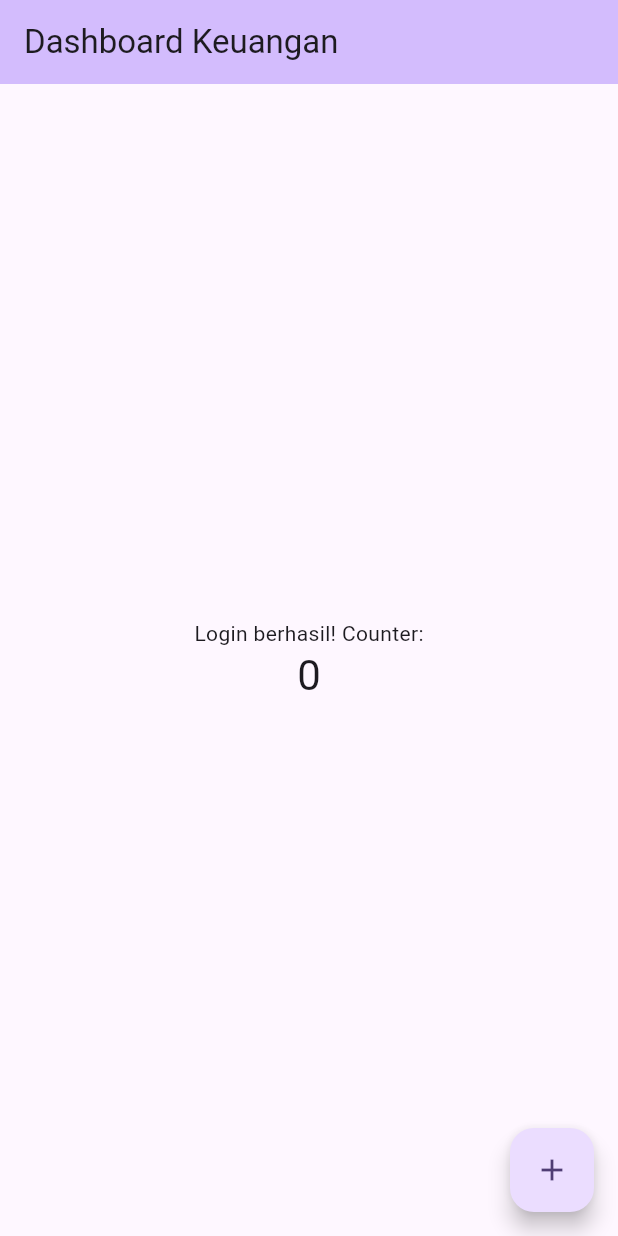
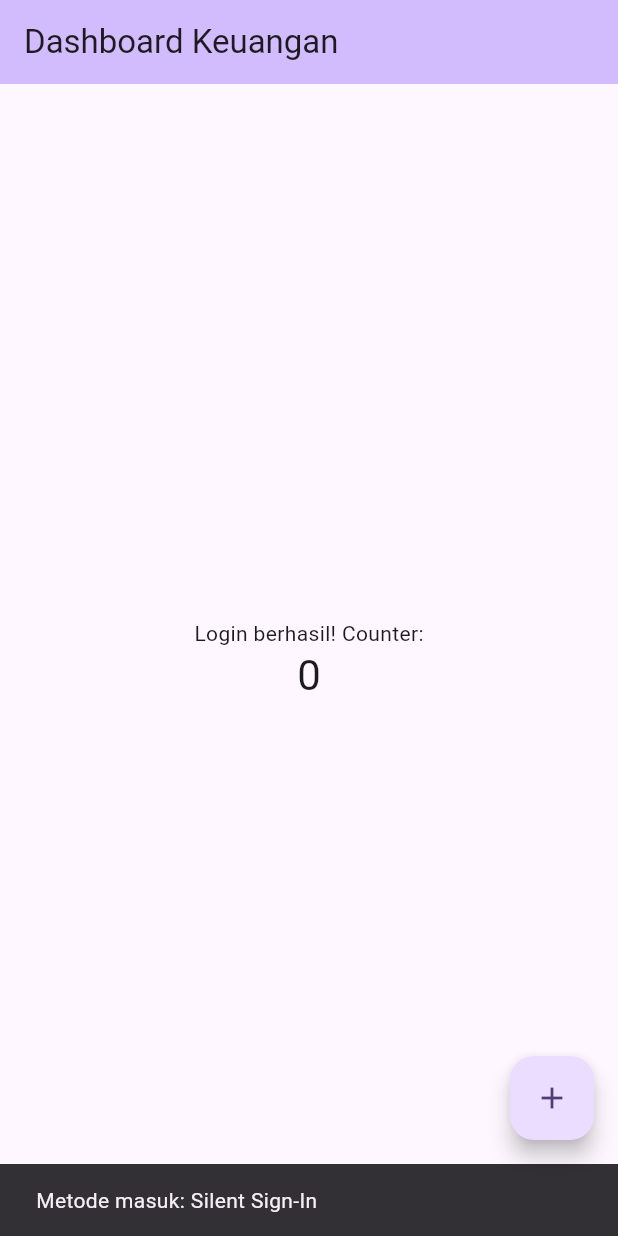
Before and after one commit to algokelvin-373/MoneyApp, a Flutter app: the screen it shows after launch, after a tap on "Masuk dengan Huawei ID", on a phone screen of 412 x 824 dp. Run offline on Flutter 3.47's test engine with Material 3 defaults, Android fonts, the phone set to English and light mode, and no system bars; missing offline and left inert: huawei_account.

Commit message:
Update UI/UX for Login

```diff
--- a/money_app/lib/auth_service.dart
+++ b/money_app/lib/auth_service.dart
@@ -1,35 +1,43 @@
+// auth_service.dart
 import 'package:flutter/services.dart';
 import 'package:huawei_account/huawei_account.dart';
+
+class LoginResult {
+  final AuthAccount? account;
+  final String method; // 'silent', 'explicit', 'cancelled', 'error'
+
+  LoginResult({this.account, required this.method});
+}
 
 class AuthService {
   final AccountAuthParamsHelper _paramsHelper = AccountAuthParamsHelper();
 
-  /// Mencoba login.
-  /// - Return [AuthAccount] jika berhasil.
-  /// - Return `null` jika pengguna **membatalkan** dialog login.
-  /// - Throw exception jika terjadi error lain (konfigurasi, jaringan, dll).
-  Future<AuthAccount?> login() async {
+  Future<LoginResult> login() async {
     final AccountAuthService authService = AccountAuthManager.getService(
       _paramsHelper.createParams(),
     );
 
     try {
-      // 1. Coba silent sign in (jika sudah pernah izin)
-      return await authService.silentSignIn();
+      // 1. Coba silent sign-in
+      final account = await authService.silentSignIn();
+      return LoginResult(account: account, method: 'silent');
     } on PlatformException catch (e) {
-      // 2. Tangkap error jika pengguna BELUM memberikan izin
       if (e.code == '2002') {
-        // ⚠️ Ini kuncinya! Tampilkan halaman login.
-        return await authService.signIn();
+        // 2. Belum pernah izin → tampilkan UI login
+        final account = await authService.signIn();
+        if (account != null) {
+          return LoginResult(account: account, method: 'explicit');
+        } else {
+          // Pengguna membatalkan dialog signIn
+          return LoginResult(account: null, method: 'cancelled');
+        }
       }
-
-      // Error lain (misal 907135000 jika fingerprint salah)
+      // Error lain (konfigurasi, jaringan, dll.)
       print('Login error (${e.code}): ${e.message}');
-      return null;
+      return LoginResult(account: null, method: 'error');
     } catch (e) {
-      // Exception di luar PlatformException
       print('Login error: $e');
-      return null;
+      return LoginResult(account: null, method: 'error');
     }
   }
 
--- a/money_app/lib/main.dart
+++ b/money_app/lib/main.dart
@@ -1,5 +1,5 @@
 import 'package:flutter/material.dart';
-import 'package:money_app/auth_service.dart';
+import 'auth_service.dart'; // pastikan import sesuai
 
 void main() {
   runApp(const MyApp());
@@ -15,7 +15,6 @@ class MyApp extends StatelessWidget {
       theme: ThemeData(
         colorScheme: ColorScheme.fromSeed(seedColor: Colors.deepPurple),
       ),
-      // Mulai dari LoginPage
       home: const LoginPage(),
     );
   }
@@ -37,23 +36,51 @@ class _LoginPageState extends State<LoginPage> {
   Future<void> _loginWithHuawei() async {
     setState(() => _isLoading = true);
     try {
-      final account = await AuthService().login();
-      if (account != null && mounted) {
+      final result = await AuthService().login();
+
+      if (!mounted) return;
+
+      if (result.account != null) {
+        // Tampilkan snackbar singkat "Metode masuk: ..." sebelum pindah halaman
+        final methodText =
+            result.method == 'silent' ? 'Silent Sign-In' : 'Sign-In';
+        ScaffoldMessenger.of(context).showSnackBar(
+          SnackBar(
+            content: Text('Metode masuk: $methodText'),
+            duration: const Duration(seconds: 1),
+          ),
+        );
+
+        // Langsung pindah ke halaman utama sambil membawa info metode login
         Navigator.pushReplacement(
           context,
           MaterialPageRoute(
-            builder: (_) => MyHomePage(title: 'Dashboard Keuangan'),
+            builder:
+                (_) => MyHomePage(
+                  title: 'Dashboard Keuangan',
+                  loginMethod: result.method,
+                ),
           ),
         );
-      } else if (mounted) {
-        // account == null → pengguna sengaja membatalkan
+      } else {
+        // result.account == null → tangani sesuai penyebabnya
+        String message;
+        switch (result.method) {
+          case 'cancelled':
+            message = 'Login dibatalkan.';
+            break;
+          case 'error':
+            message = 'Terjadi kesalahan teknis. Coba lagi.';
+            break;
+          default:
+            message = 'Gagal login.';
+        }
         ScaffoldMessenger.of(
           context,
-        ).showSnackBar(const SnackBar(content: Text('Login dibatalkan.')));
+        ).showSnackBar(SnackBar(content: Text(message)));
       }
     } catch (e) {
       if (mounted) {
-        // Exception berarti ada error teknis
         ScaffoldMessenger.of(
           context,
         ).showSnackBar(SnackBar(content: Text('Gagal login: ${e.toString()}')));
@@ -94,9 +121,10 @@ class _LoginPageState extends State<LoginPage> {
 // Halaman Utama (setelah login sukses)
 // ------------------------------------------
 class MyHomePage extends StatefulWidget {
-  const MyHomePage({super.key, required this.title});
+  final String title;
+  final String? loginMethod; // 'silent', 'explicit', dll.
 
-  final String title;
+  const MyHomePage({super.key, required this.title, this.loginMethod});
 
   @override
   State<MyHomePage> createState() => _MyHomePageState();
@@ -104,6 +132,25 @@ class MyHomePage extends StatefulWidget {
 
 class _MyHomePageState extends State<MyHomePage> {
   int _counter = 0;
+
+  @override
+  void initState() {
+    super.initState();
+    // Tampilkan snackbar sambutan begitu halaman pertama kali ditampilkan
+    if (widget.loginMethod != null) {
+      WidgetsBinding.instance.addPostFrameCallback((_) {
+        final methodText =
+            widget.loginMethod == 'silent' ? 'Silent Sign-In' : 'Sign-In';
+        ScaffoldMessenger.of(context).showSnackBar(
+          SnackBar(
+            content: Text('Selamat datang! kamu sukses masuk via $methodText'),
+            duration: const Duration(seconds: 2),
+            backgroundColor: Colors.green,
+          ),
+        );
+      });
+    }
+  }
 
   void _incrementCounter() {
     setState(() {
```
